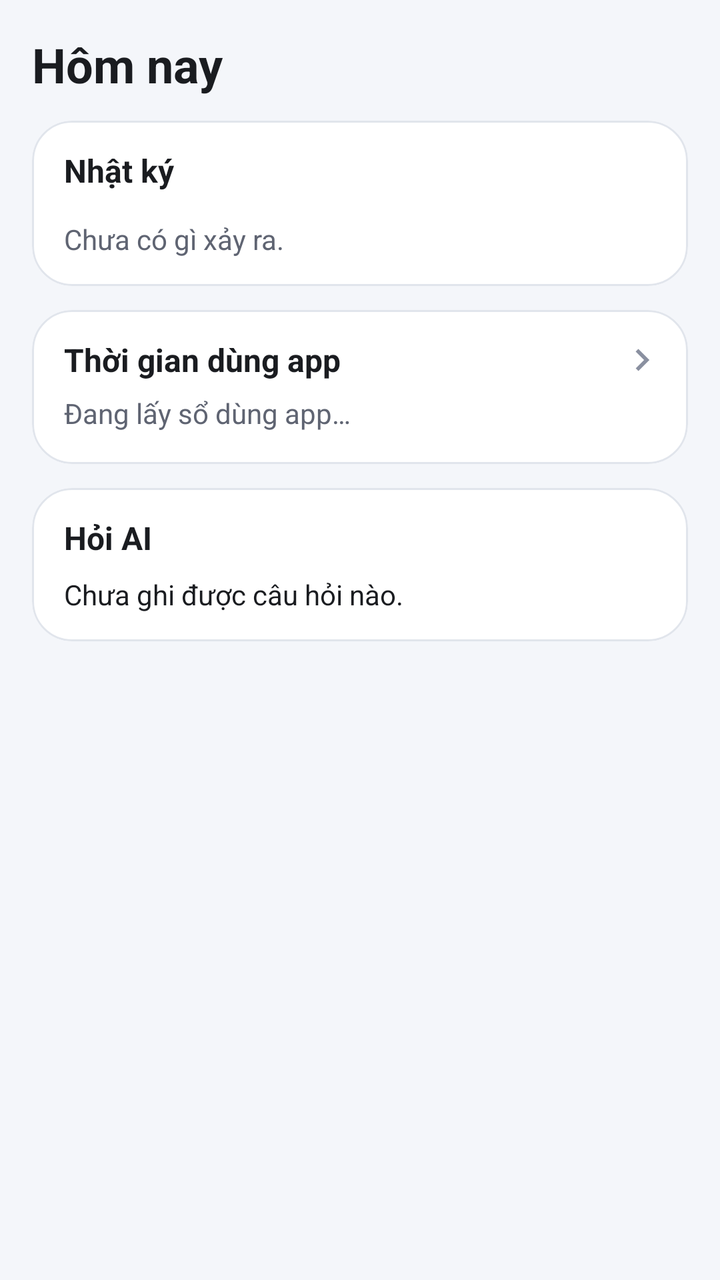
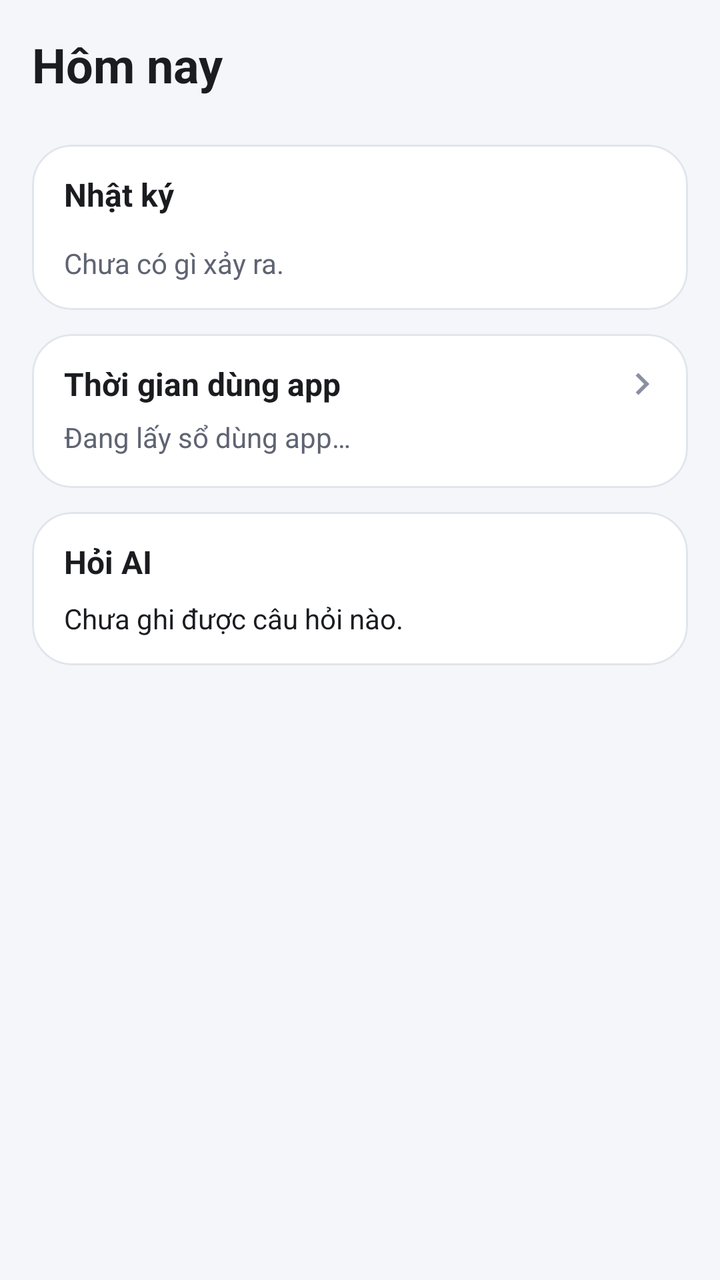

The first picture is an Android layout as it rendered before a commit; the second is the same layout after the commit. The layout source and the unified diff follow.
<!-- AndroidManifest.xml: application theme Theme.BangDieuKhien -->
<!-- res/layout/fragment_nhat_ky.xml -->
<?xml version="1.0" encoding="utf-8"?>
<ScrollView xmlns:android="http://schemas.android.com/apk/res/android"
    xmlns:app="http://schemas.android.com/apk/res-auto"
    android:layout_width="match_parent"
    android:layout_height="match_parent"
    android:fillViewport="true"
    android:scrollbars="none">

    <LinearLayout
        android:layout_width="match_parent"
        android:layout_height="wrap_content"
        android:orientation="vertical"
        android:paddingHorizontal="16dp"
        android:paddingTop="16dp"
        android:paddingBottom="16dp">

        
        <LinearLayout
            android:layout_width="match_parent"
            android:layout_height="wrap_content"
            android:gravity="center_vertical"
            android:orientation="horizontal"
            android:paddingBottom="12dp">

            <TextView
                android:layout_width="0dp"
                android:layout_height="wrap_content"
                android:layout_weight="1"
                android:text="@string/bang_hom_nay"
                android:textAppearance="@style/TextAppearance.Material3.HeadlineSmall"
                android:textColor="@color/ink"
                android:textStyle="bold" />

            <TextView
                android:id="@+id/ngayXem"
                android:layout_width="wrap_content"
                android:layout_height="wrap_content"
                android:textColor="@color/ink_soft"
                android:textSize="13sp" />
        </LinearLayout>

        
        <com.google.android.material.card.MaterialCardView
            style="@style/The"
            android:layout_width="match_parent"
            android:layout_height="wrap_content">

            <LinearLayout
                android:layout_width="match_parent"
                android:layout_height="wrap_content"
                android:orientation="vertical"
                android:paddingHorizontal="16dp"
                android:paddingTop="14dp"
                android:paddingBottom="8dp">

                <TextView
                    style="@style/Chu.TieuDe"
                    android:layout_width="match_parent"
                    android:layout_height="wrap_content"
                    android:text="@string/bang_nhat_ky" />

                <LinearLayout
                    android:id="@+id/hopNhatKy"
                    android:layout_width="match_parent"
                    android:layout_height="wrap_content"
                    android:layout_marginTop="8dp"
                    android:orientation="vertical" />

                <TextView
                    android:id="@+id/nhatKyTrong"
                    android:layout_width="match_parent"
                    android:layout_height="wrap_content"
                    android:layout_marginTop="6dp"
                    android:layout_marginBottom="6dp"
                    android:text="@string/bang_chua_co_gi"
                    android:textColor="@color/ink_soft"
                    android:textSize="14sp" />

                <com.google.android.material.button.MaterialButton
                    android:id="@+id/nutXemNhatKy"
                    style="@style/Nut.Chu"
                    android:layout_width="wrap_content"
                    android:layout_height="wrap_content"
                    android:layout_marginStart="-12dp"
                    android:visibility="gone" />
            </LinearLayout>
        </com.google.android.material.card.MaterialCardView>

        
        <com.google.android.material.card.MaterialCardView
            android:id="@+id/theSuDung"
            style="@style/The"
            android:layout_width="match_parent"
            android:layout_height="wrap_content"
            android:layout_marginTop="12dp"
            android:clickable="true"
            android:focusable="true">

            <LinearLayout
                android:layout_width="match_parent"
                android:layout_height="wrap_content"
                android:orientation="vertical"
                android:paddingStart="16dp"
                android:paddingTop="14dp"
                android:paddingEnd="12dp"
                android:paddingBottom="16dp">

                <LinearLayout
                    android:layout_width="match_parent"
                    android:layout_height="wrap_content"
                    android:gravity="center_vertical"
                    android:orientation="horizontal">

                    <TextView
                        style="@style/Chu.TieuDe"
                        android:layout_width="0dp"
                        android:layout_height="wrap_content"
                        android:layout_weight="1"
                        android:text="@string/bang_dung_app" />

                    <TextView
                        android:id="@+id/suDungTong"
                        android:layout_width="wrap_content"
                        android:layout_height="wrap_content"
                        android:layout_marginStart="12dp"
                        android:textColor="@color/ink"
                        android:textSize="15sp"
                        android:textStyle="bold" />

                    <ImageView
                        android:layout_width="22dp"
                        android:layout_height="22dp"
                        android:layout_marginStart="4dp"
                        android:importantForAccessibility="no"
                        android:src="@drawable/ic_mo_tiep"
                        app:tint="@color/ink_mo" />
                </LinearLayout>

                
                <TextView
                    android:id="@+id/suDungChu"
                    android:layout_width="match_parent"
                    android:layout_height="wrap_content"
                    android:layout_marginTop="6dp"
                    android:layout_marginEnd="4dp"
                    android:lineSpacingExtra="2dp"
                    android:text="@string/su_dung_dang_lay"
                    android:textColor="@color/ink_soft"
                    android:textSize="14sp" />

                
                <LinearLayout
                    android:id="@+id/suDungApp"
                    android:layout_width="match_parent"
                    android:layout_height="wrap_content"
                    android:layout_marginTop="6dp"
                    android:layout_marginEnd="4dp"
                    android:orientation="vertical"
                    android:visibility="gone" />

                <LinearLayout
                    android:id="@+id/khoiDai"
                    android:layout_width="match_parent"
                    android:layout_height="wrap_content"
                    android:layout_marginTop="14dp"
                    android:layout_marginEnd="4dp"
                    android:orientation="vertical"
                    android:visibility="gone">

                    <vn.huytl.bangdieukhien.ui.DaiNgay
                        android:id="@+id/suDungDai"
                        android:layout_width="match_parent"
                        android:layout_height="12dp" />

                    
                    <LinearLayout
                        android:layout_width="match_parent"
                        android:layout_height="wrap_content"
                        android:layout_marginTop="4dp"
                        android:orientation="horizontal">

                        <TextView
                            android:layout_width="0dp"
                            android:layout_height="wrap_content"
                            android:layout_weight="1"
                            android:text="0h"
                            android:textColor="@color/ink_mo"
                            android:textSize="11sp" />

                        <TextView
                            android:layout_width="0dp"
                            android:layout_height="wrap_content"
                            android:layout_weight="2"
                            android:gravity="center"
                            android:text="6h"
                            android:textColor="@color/ink_mo"
                            android:textSize="11sp" />

                        <TextView
                            android:layout_width="0dp"
                            android:layout_height="wrap_content"
                            android:layout_weight="2"
                            android:gravity="center"
                            android:text="12h"
                            android:textColor="@color/ink_mo"
                            android:textSize="11sp" />

                        <TextView
                            android:layout_width="0dp"
                            android:layout_height="wrap_content"
                            android:layout_weight="2"
                            android:gravity="center"
                            android:text="18h"
                            android:textColor="@color/ink_mo"
                            android:textSize="11sp" />

                        <TextView
                            android:layout_width="0dp"
                            android:layout_height="wrap_content"
                            android:layout_weight="1"
                            android:gravity="end"
                            android:text="24h"
                            android:textColor="@color/ink_mo"
                            android:textSize="11sp" />
                    </LinearLayout>
                </LinearLayout>
            </LinearLayout>
        </com.google.android.material.card.MaterialCardView>

        
        <com.google.android.material.card.MaterialCardView
            style="@style/The"
            android:layout_width="match_parent"
            android:layout_height="wrap_content"
            android:layout_marginTop="12dp">

            <LinearLayout
                android:layout_width="match_parent"
                android:layout_height="wrap_content"
                android:orientation="vertical"
                android:paddingHorizontal="16dp"
                android:paddingTop="14dp"
                android:paddingBottom="8dp">

                <LinearLayout
                    android:layout_width="match_parent"
                    android:layout_height="wrap_content"
                    android:gravity="center_vertical"
                    android:orientation="horizontal">

                    <TextView
                        style="@style/Chu.TieuDe"
                        android:layout_width="0dp"
                        android:layout_height="wrap_content"
                        android:layout_weight="1"
                        android:text="@string/bang_hoi_ai" />

                    <TextView
                        android:id="@+id/soHoiAi"
                        style="@style/Chu.Nho"
                        android:layout_width="wrap_content"
                        android:layout_height="wrap_content"
                        android:layout_marginStart="12dp" />
                </LinearLayout>

                <TextView
                    android:id="@+id/hoiAi"
                    android:layout_width="match_parent"
                    android:layout_height="wrap_content"
                    android:layout_marginTop="8dp"
                    android:layout_marginBottom="6dp"
                    android:lineSpacingExtra="3dp"
                    android:textColor="@color/ink"
                    android:textSize="14sp"
                    android:textIsSelectable="true"
                    android:text="@string/bang_chua_hoi_ai" />

                <com.google.android.material.button.MaterialButton
                    android:id="@+id/nutXemHoiAi"
                    style="@style/Nut.Chu"
                    android:layout_width="wrap_content"
                    android:layout_height="wrap_content"
                    android:layout_marginStart="-12dp"
                    android:visibility="gone" />
            </LinearLayout>
        </com.google.android.material.card.MaterialCardView>

    </LinearLayout>
</ScrollView>
<!-- resources referenced by this layout -->
<resources>
  <color name="ink">#1A1C20</color>
  <color name="ink_mo">#8A90A0</color>
  <color name="ink_soft">#5F6472</color>
  <!-- drawable ic_mo_tiep (drawable) -->
  <vector xmlns:android="http://schemas.android.com/apk/res/android"
      android:width="24dp" android:height="24dp"
      android:viewportWidth="24" android:viewportHeight="24"
      android:tint="?attr/colorControlNormal">
      <path android:fillColor="@android:color/white"
          android:pathData="M10,6L8.59,7.41 13.17,12l-4.58,4.59L10,18l6,-6z" />
  </vector>
  <string name="bang_chua_co_gi">Chưa có gì xảy ra.</string>
  <string name="bang_chua_hoi_ai">Chưa ghi được câu hỏi nào.</string>
  <string name="bang_dung_app">Thời gian dùng app</string>
  <string name="bang_hoi_ai">Hỏi AI</string>
  <string name="bang_hom_nay">Hôm nay</string>
  <string name="bang_nhat_ky">Nhật ký</string>
  <string name="su_dung_dang_lay">Đang lấy sổ dùng app…</string>
  <style name="Chu.Nho" parent="">
          <item name="android:textColor">@color/ink_soft</item>
          <item name="android:textSize">13sp</item>
      </style>
  <style name="Chu.TieuDe" parent="">
          <item name="android:textColor">@color/ink</item>
          <item name="android:textSize">16sp</item>
          <item name="android:textStyle">bold</item>
      </style>
  <style name="Nut.Chu" parent="Widget.Material3.Button.TextButton">
          <item name="android:minWidth">0dp</item>
          <item name="android:minHeight">40dp</item>
          <item name="android:insetTop">0dp</item>
          <item name="android:insetBottom">0dp</item>
          <item name="android:paddingLeft">12dp</item>
          <item name="android:paddingRight">12dp</item>
          <item name="android:paddingStart">12dp</item>
          <item name="android:paddingEnd">12dp</item>
      </style>
  <style name="The" parent="Widget.Material3.CardView.Elevated">
          
          <item name="cardBackgroundColor">@color/surface</item>
          <item name="cardCornerRadius">20dp</item>
          <item name="cardElevation">0dp</item>
          <item name="strokeWidth">1dp</item>
          <item name="strokeColor">@color/line</item>
      </style>
  <style name="Theme.BangDieuKhien" parent="Theme.Material3.Light.NoActionBar">
          <item name="colorPrimary">@color/brand</item>
          <item name="colorOnPrimary">#FFFFFF</item>
          <item name="colorPrimaryContainer">@color/brand_soft</item>
          <item name="colorOnPrimaryContainer">@color/brand_dark</item>
          <item name="android:colorBackground">@color/canvas</item>
          <item name="colorSurface">@color/surface</item>
          <item name="colorOnSurface">@color/ink</item>
          <item name="colorSurfaceContainer">@color/surface</item>
          
          <item name="colorSurfaceContainerHigh">@color/surface</item>
          <item name="colorSecondaryContainer">@color/brand_soft</item>
          <item name="colorOnSecondaryContainer">@color/brand_dark</item>
          <item name="colorOnSurfaceVariant">@color/ink_soft</item>
          
          <item name="elevationOverlayEnabled">false</item>
          <item name="android:statusBarColor">@color/canvas</item>
          <item name="android:navigationBarColor">@color/surface</item>
          <item name="android:windowLightStatusBar">true</item>
          <item name="android:windowLightNavigationBar">true</item>
      </style>
  <color name="surface">#FFFFFF</color>
  <color name="line">#E1E5EC</color>
  <color name="brand">#2F6FED</color>
  <color name="brand_soft">#E8F0FE</color>
  <color name="brand_dark">#1B4FC0</color>
  <color name="canvas">#F4F6FA</color>
</resources>

<!-- the commit's change to res/layout/fragment_nhat_ky.xml (unified diff, before → after) -->
@@ -23,6 +23,7 @@
             android:paddingBottom="12dp">
 
             <TextView
+                android:id="@+id/tieuDeNgay"
                 android:layout_width="0dp"
                 android:layout_height="wrap_content"
                 android:layout_weight="1"
@@ -38,6 +39,21 @@
                 android:textColor="@color/ink_soft"
                 android:textSize="13sp" />
         </LinearLayout>
+
+        
+        <HorizontalScrollView
+            android:layout_width="match_parent"
+            android:layout_height="wrap_content"
+            android:layout_marginBottom="12dp"
+            android:clipToPadding="false"
+            android:scrollbars="none">
+
+            <LinearLayout
+                android:id="@+id/hangNgay"
+                android:layout_width="wrap_content"
+                android:layout_height="wrap_content"
+                android:orientation="horizontal" />
+        </HorizontalScrollView>
 
         
         <com.google.android.material.card.MaterialCardView
